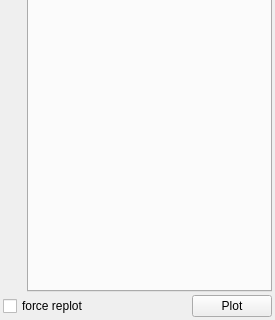
This is code/plotms/implement/GuiTabs/PlotMSPlotTab.ui in radio-astro/casa as Qt 5 draws it before an edit; both pictures show x 0 to 275 and y 279 to 599 of the 275 by 599 pixel window. The edited form follows.
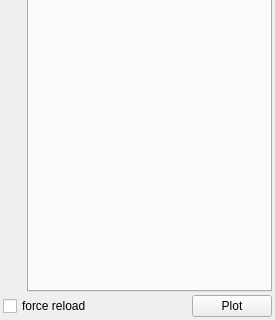
This is the edited form.

Commit message: New Development: Yes             JIRA Issue: CAS-1890         Ready for Test: No      Interface Changes: No What Interface Changed: -          Test Programs: -   Put in Release Notes: No              Module(s): plotms            Description: Fixed cosmetic flaws in previous work for shift+plot feature, and removed diagnostic print statements. Changed wording in tooltips, GUI control labels. Feature is usable by anyone who wants to try it, but we still have one cosmetic bug to deal with before resolving the ticket.

The edit to the form file:
```diff
--- a/code/plotms/implement/GuiTabs/PlotMSPlotTab.ui
+++ b/code/plotms/implement/GuiTabs/PlotMSPlotTab.ui
@@ -90,7 +90,7 @@
      <item>
       <widget class="QCheckBox" name="forceReplotChk" >
        <property name="text" >
-        <string>force replot</string>
+        <string>force reload</string>
        </property>
       </widget>
      </item>
```
Left out of the diff: 8 changed lines with no effect on the pictures. The commit also changes 2 other files.
